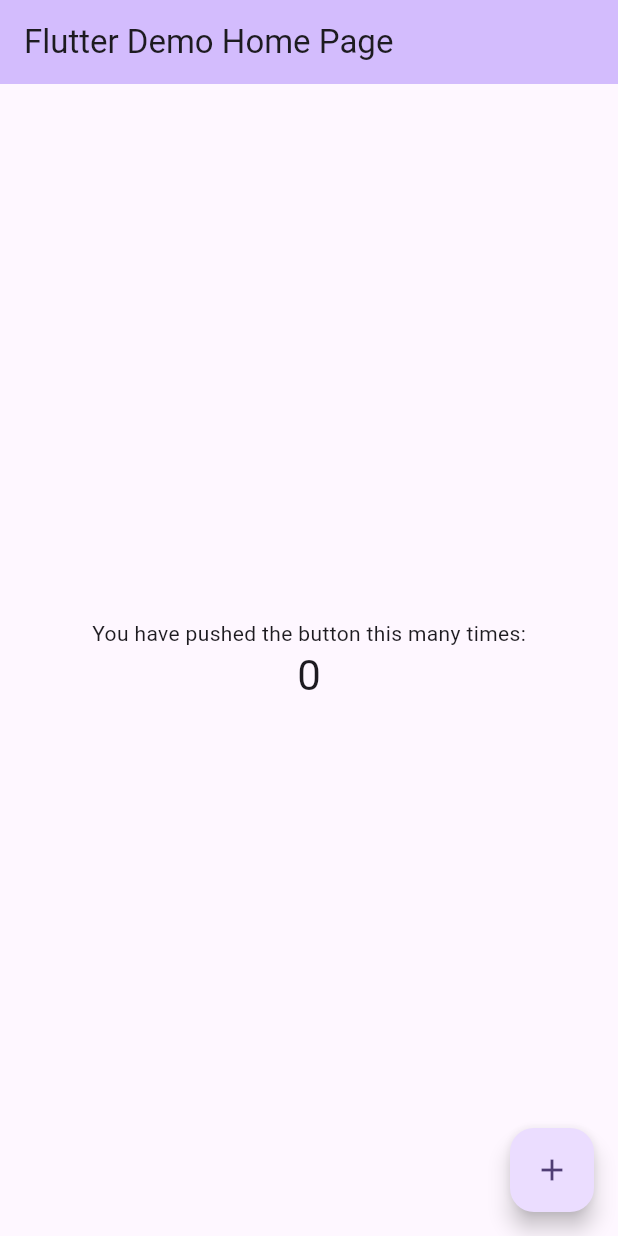
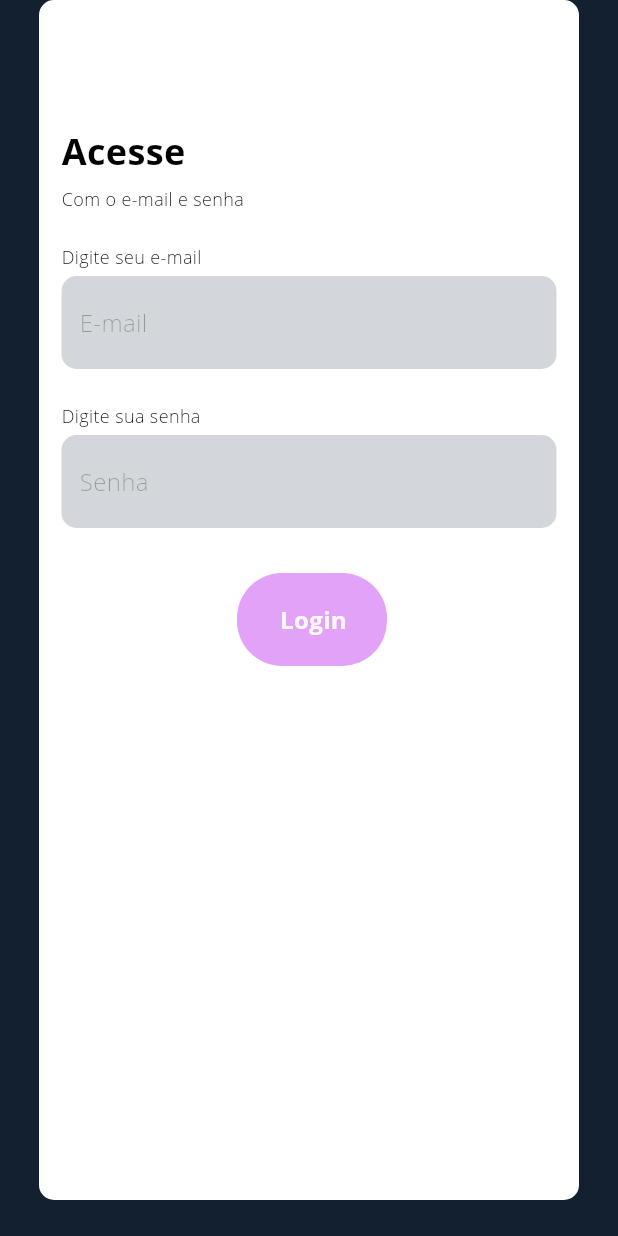
Before and after one commit to JoaoCosme/IHC, a Flutter app: the screen it shows after launch, on a phone screen of 412 x 824 dp. Run offline on Flutter 3.47's test engine with Material 3 defaults, Android fonts, the phone set to English and light mode, and no system bars; Roboto replaces fonts that are missing (Open Sans).

Commit message:
ich: login page estatica

```diff
--- a/ihc_segunda_costura/lib/main.dart
+++ b/ihc_segunda_costura/lib/main.dart
@@ -1,125 +1,252 @@
 import 'package:flutter/material.dart';
 
 void main() {
-  runApp(const MyApp());
+  runApp(const FigmaToCodeApp());
 }
 
-class MyApp extends StatelessWidget {
-  const MyApp({super.key});
+// Generated by: https://www.figma.com/community/plugin/842128343887142055/
+class FigmaToCodeApp extends StatelessWidget {
+  const FigmaToCodeApp({super.key});
 
-  // This widget is the root of your application.
   @override
   Widget build(BuildContext context) {
     return MaterialApp(
-      title: 'Flutter Demo',
-      theme: ThemeData(
-        // This is the theme of your application.
-        //
-        // TRY THIS: Try running your application with "flutter run". You'll see
-        // the application has a purple toolbar. Then, without quitting the app,
-        // try changing the seedColor in the colorScheme below to Colors.green
-        // and then invoke "hot reload" (save your changes or press the "hot
-        // reload" button in a Flutter-supported IDE, or press "r" if you used
-        // the command line to start the app).
-        //
-        // Notice that the counter didn't reset back to zero; the application
-        // state is not lost during the reload. To reset the state, use hot
-        // restart instead.
-        //
-        // This works for code too, not just values: Most code changes can be
-        // tested with just a hot reload.
-        colorScheme: ColorScheme.fromSeed(seedColor: Colors.deepPurple),
-        useMaterial3: true,
+      theme: ThemeData.dark().copyWith(
+        scaffoldBackgroundColor: const Color.fromARGB(255, 18, 32, 47),
       ),
-      home: const MyHomePage(title: 'Flutter Demo Home Page'),
+      home: Scaffold(
+        body: ListView(children: const [
+          LoginPage(),
+        ]),
+      ),
     );
   }
 }
 
-class MyHomePage extends StatefulWidget {
-  const MyHomePage({super.key, required this.title});
-
-  // This widget is the home page of your application. It is stateful, meaning
-  // that it has a State object (defined below) that contains fields that affect
-  // how it looks.
-
-  // This class is the configuration for the state. It holds the values (in this
-  // case the title) provided by the parent (in this case the App widget) and
-  // used by the build method of the State. Fields in a Widget subclass are
-  // always marked "final".
-
-  final String title;
-
-  @override
-  State<MyHomePage> createState() => _MyHomePageState();
-}
-
-class _MyHomePageState extends State<MyHomePage> {
-  int _counter = 0;
-
-  void _incrementCounter() {
-    setState(() {
-      // This call to setState tells the Flutter framework that something has
-      // changed in this State, which causes it to rerun the build method below
-      // so that the display can reflect the updated values. If we changed
-      // _counter without calling setState(), then the build method would not be
-      // called again, and so nothing would appear to happen.
-      _counter++;
-    });
-  }
+class LoginPage extends StatelessWidget {
+  const LoginPage({super.key});
 
   @override
   Widget build(BuildContext context) {
-    // This method is rerun every time setState is called, for instance as done
-    // by the _incrementCounter method above.
-    //
-    // The Flutter framework has been optimized to make rerunning build methods
-    // fast, so that you can just rebuild anything that needs updating rather
-    // than having to individually change instances of widgets.
-    return Scaffold(
-      appBar: AppBar(
-        // TRY THIS: Try changing the color here to a specific color (to
-        // Colors.amber, perhaps?) and trigger a hot reload to see the AppBar
-        // change color while the other colors stay the same.
-        backgroundColor: Theme.of(context).colorScheme.inversePrimary,
-        // Here we take the value from the MyHomePage object that was created by
-        // the App.build method, and use it to set our appbar title.
-        title: Text(widget.title),
+    return Column(
+      children: [
+        Container(
+          width: 360,
+          height: 800,
+          clipBehavior: Clip.antiAlias,
+          decoration: ShapeDecoration(
+            color: Colors.white,
+            shape: RoundedRectangleBorder(
+              borderRadius: BorderRadius.circular(10),
             ),
-      body: Center(
-        // Center is a layout widget. It takes a single child and positions it
-        // in the middle of the parent.
+          ),
+          child: Stack(
+            children: [
+              Positioned(
+                left: 15,
+                top: 26,
+                child: Container(
+                  width: 24,
+                  height: 24,
+                  clipBehavior: Clip.antiAlias,
+                  decoration: const BoxDecoration(),
+                  child: const Stack(children: []),
+                ),
+              ),
+              Positioned(
+                left: 15,
+                top: 84,
                 child: Column(
-          // Column is also a layout widget. It takes a list of children and
-          // arranges them vertically. By default, it sizes itself to fit its
-          // children horizontally, and tries to be as tall as its parent.
-          //
-          // Column has various properties to control how it sizes itself and
-          // how it positions its children. Here we use mainAxisAlignment to
-          // center the children vertically; the main axis here is the vertical
-          // axis because Columns are vertical (the cross axis would be
-          // horizontal).
-          //
-          // TRY THIS: Invoke "debug painting" (choose the "Toggle Debug Paint"
-          // action in the IDE, or press "p" in the console), to see the
-          // wireframe for each widget.
-          mainAxisAlignment: MainAxisAlignment.center,
-          children: <Widget>[
+                  mainAxisSize: MainAxisSize.min,
+                  mainAxisAlignment: MainAxisAlignment.start,
+                  crossAxisAlignment: CrossAxisAlignment.start,
+                  children: [
+                    const Column(
+                      mainAxisSize: MainAxisSize.min,
+                      mainAxisAlignment: MainAxisAlignment.start,
+                      crossAxisAlignment: CrossAxisAlignment.start,
+                      children: [
+                        Text(
+                          'Acesse',
+                          style: TextStyle(
+                            color: Colors.black,
+                            fontSize: 24,
+                            fontFamily: 'Open Sans',
+                            fontWeight: FontWeight.w700,
+                            height: 0,
+                          ),
+                        ),
+                        SizedBox(height: 7),
+                        Text(
+                          'Com o e-mail e senha',
+                          style: TextStyle(
+                            color: Colors.black,
+                            fontSize: 12,
+                            fontFamily: 'Open Sans',
+                            fontWeight: FontWeight.w300,
+                            height: 0,
+                          ),
+                        ),
+                      ],
+                    ),
+                    const SizedBox(height: 23),
+                    Column(
+                      mainAxisSize: MainAxisSize.min,
+                      mainAxisAlignment: MainAxisAlignment.start,
+                      crossAxisAlignment: CrossAxisAlignment.start,
+                      children: [
                         const Text(
-              'You have pushed the button this many times:',
+                          'Digite seu e-mail',
+                          style: TextStyle(
+                            color: Colors.black,
+                            fontSize: 12,
+                            fontFamily: 'Open Sans',
+                            fontWeight: FontWeight.w300,
+                            height: 0,
                           ),
+                        ),
+                        const SizedBox(height: 5),
+                        Opacity(
+                          opacity: 0.40,
+                          child: Container(
+                            width: 330,
+                            padding: const EdgeInsets.only(
+                              top: 20,
+                              left: 12,
+                              right: 10,
+                              bottom: 20,
+                            ),
+                            decoration: ShapeDecoration(
+                              color: const Color(0xFF949EA6),
+                              shape: RoundedRectangleBorder(
+                                borderRadius: BorderRadius.circular(10),
+                              ),
+                            ),
+                            child: const Row(
+                              mainAxisSize: MainAxisSize.min,
+                              mainAxisAlignment: MainAxisAlignment.start,
+                              crossAxisAlignment: CrossAxisAlignment.center,
+                              children: [
                                 Text(
-              '$_counter',
-              style: Theme.of(context).textTheme.headlineMedium,
+                                  'E-mail',
+                                  style: TextStyle(
+                                    color: Colors.black,
+                                    fontSize: 16,
+                                    fontFamily: 'Open Sans',
+                                    fontWeight: FontWeight.w300,
+                                    height: 0,
+                                  ),
                                 ),
                               ],
                             ),
                           ),
-      floatingActionButton: FloatingActionButton(
-        onPressed: _incrementCounter,
-        tooltip: 'Increment',
-        child: const Icon(Icons.add),
-      ), // This trailing comma makes auto-formatting nicer for build methods.
+                        ),
+                      ],
+                    ),
+                    const SizedBox(height: 23),
+                    Column(
+                      mainAxisSize: MainAxisSize.min,
+                      mainAxisAlignment: MainAxisAlignment.start,
+                      crossAxisAlignment: CrossAxisAlignment.start,
+                      children: [
+                        const Text(
+                          'Digite sua senha',
+                          style: TextStyle(
+                            color: Colors.black,
+                            fontSize: 12,
+                            fontFamily: 'Open Sans',
+                            fontWeight: FontWeight.w300,
+                            height: 0,
+                          ),
+                        ),
+                        const SizedBox(height: 5),
+                        Opacity(
+                          opacity: 0.40,
+                          child: Container(
+                            width: 330,
+                            padding: const EdgeInsets.only(
+                              top: 20,
+                              left: 12,
+                              right: 10,
+                              bottom: 20,
+                            ),
+                            decoration: ShapeDecoration(
+                              color: const Color(0xFF949EA6),
+                              shape: RoundedRectangleBorder(
+                                borderRadius: BorderRadius.circular(10),
+                              ),
+                            ),
+                            child: const Row(
+                              mainAxisSize: MainAxisSize.min,
+                              mainAxisAlignment: MainAxisAlignment.start,
+                              crossAxisAlignment: CrossAxisAlignment.center,
+                              children: [
+                                Text(
+                                  'Senha',
+                                  style: TextStyle(
+                                    color: Colors.black,
+                                    fontSize: 16,
+                                    fontFamily: 'Open Sans',
+                                    fontWeight: FontWeight.w300,
+                                    height: 0,
+                                  ),
+                                ),
+                              ],
+                            ),
+                          ),
+                        ),
+                      ],
+                    ),
+                  ],
+                ),
+              ),
+              Positioned(
+                left: 132,
+                top: 382,
+                child: Opacity(
+                  opacity: 0.40,
+                  child: Container(
+                    width: 100,
+                    padding: const EdgeInsets.only(
+                      top: 20,
+                      left: 12,
+                      right: 10,
+                      bottom: 20,
+                    ),
+                    decoration: ShapeDecoration(
+                      color: const Color(0xFFB618EE),
+                      shape: RoundedRectangleBorder(
+                        borderRadius: BorderRadius.circular(30),
+                      ),
+                    ),
+                    child: const Row(
+                      mainAxisSize: MainAxisSize.min,
+                      mainAxisAlignment: MainAxisAlignment.center,
+                      crossAxisAlignment: CrossAxisAlignment.center,
+                      children: [
+                        SizedBox(
+                          width: 45,
+                          child: Text(
+                            'Login',
+                            textAlign: TextAlign.center,
+                            style: TextStyle(
+                              color: Color(0xFFFFF2F2),
+                              fontSize: 16,
+                              fontFamily: 'Open Sans',
+                              fontWeight: FontWeight.w700,
+                              height: 0,
+                            ),
+                          ),
+                        ),
+                      ],
+                    ),
+                  ),
+                ),
+              ),
+            ],
+          ),
+        ),
+      ],
     );
   }
 }
```
Lines whose indentation alone changed are shown as unchanged.
